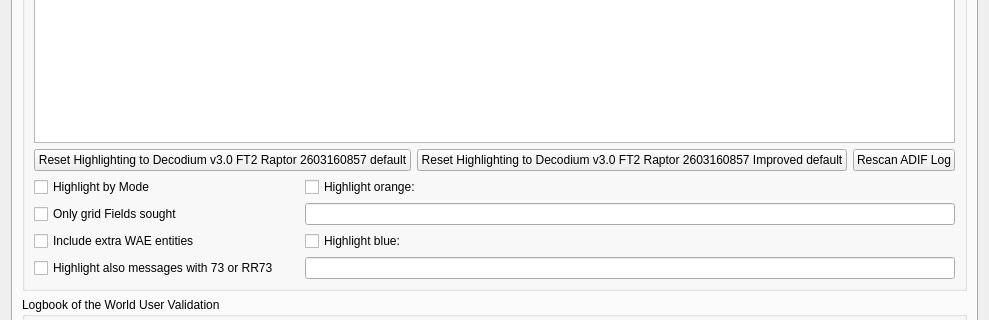
iu8lmc/Decodium-3.0-Codename-Raptor, file Configuration.ui: the form before one commit; both pictures show x 0 to 989 and y 124 to 444 of the 989 by 716 pixel window.
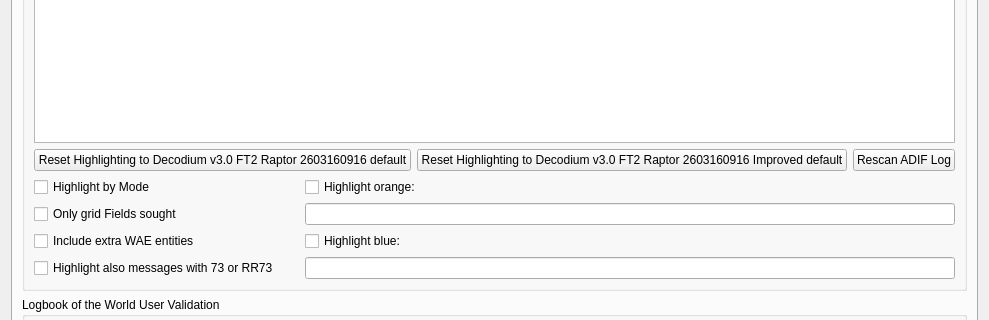
The form after the commit. The open tabs and pages were chosen to show the change. Custom widgets are drawn as their Qt base class.

Patch:
```diff
--- a/Configuration.ui
+++ b/Configuration.ui
@@ -2828,14 +2828,14 @@
                <string>&lt;html&gt;&lt;head/&gt;&lt;body&gt;&lt;p&gt;Push to reset all highlight items above to default values and priorities.&lt;/p&gt;&lt;/body&gt;&lt;/html&gt;</string>
               </property>
               <property name="text">
-               <string>Reset Highlighting to Decodium v3.0 FT2 Raptor 2603160857 default</string>
+               <string>Reset Highlighting to Decodium v3.0 FT2 Raptor 2603160916 default</string>
               </property>
              </widget>
             </item>
             <item>
              <widget class="QPushButton" name="reset_highlighting_to_defaults2_push_button">
               <property name="text">
-               <string>Reset Highlighting to Decodium v3.0 FT2 Raptor 2603160857 Improved default</string>
+               <string>Reset Highlighting to Decodium v3.0 FT2 Raptor 2603160916 Improved default</string>
               </property>
              </widget>
             </item>
```
Left out of the diff: 14 changed lines with no effect on the pictures.
